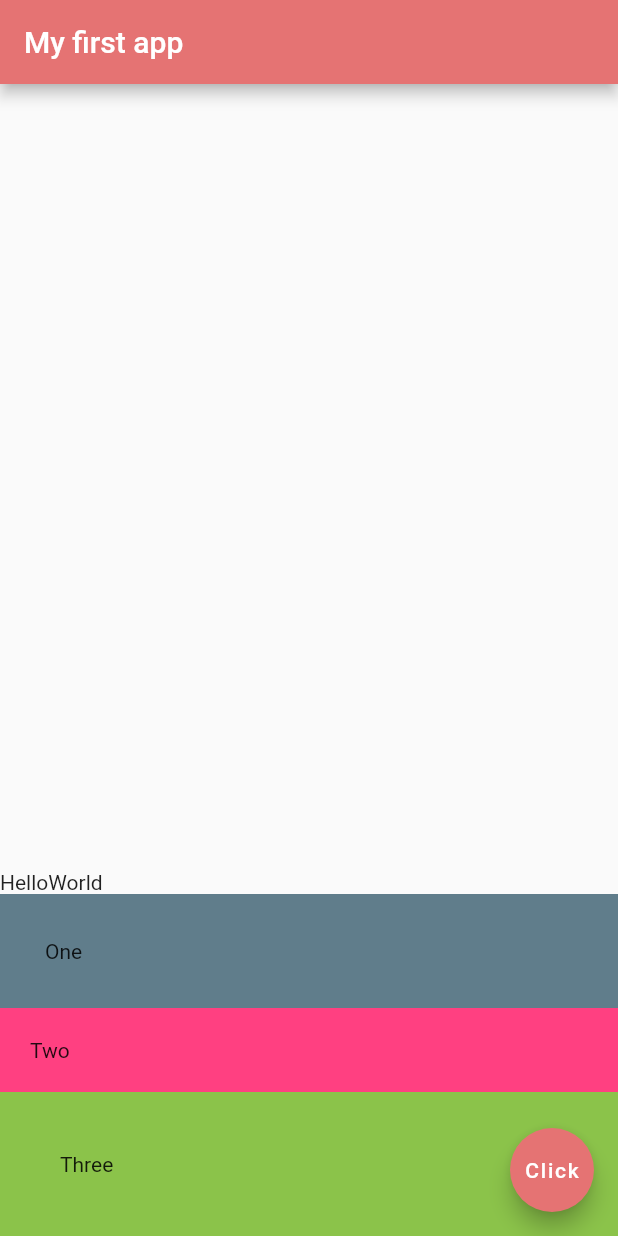
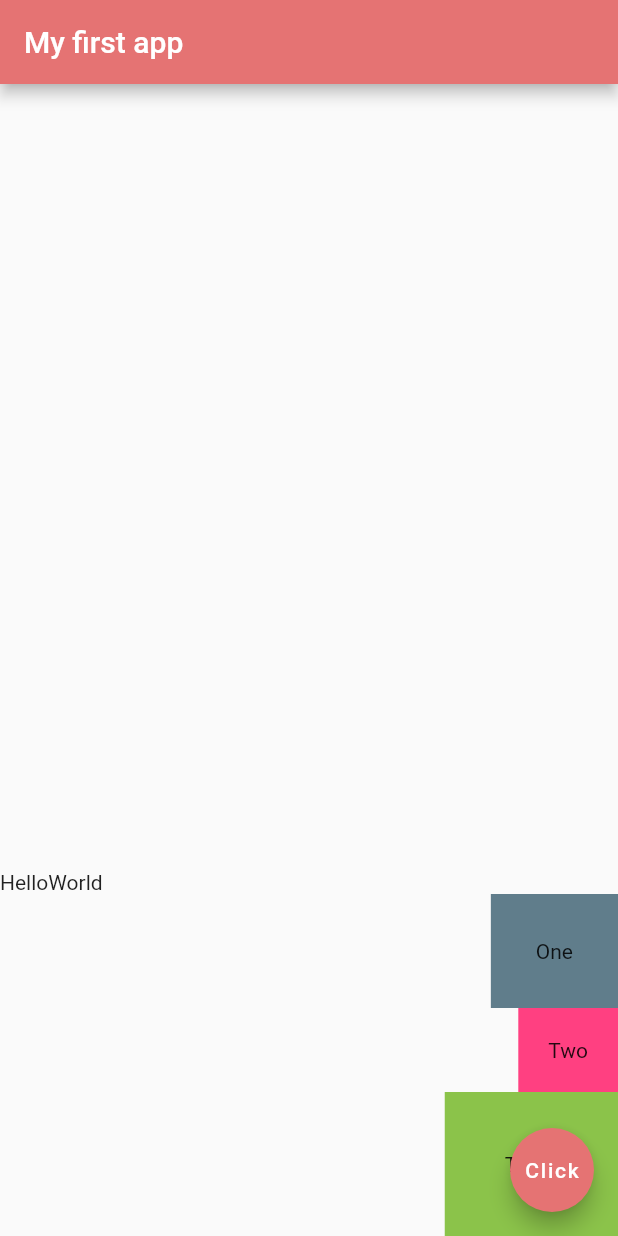
Before and after one commit to numoonchld/hello_world_flutter_app, a Flutter app: the screen it shows after launch, on a phone screen of 412 x 824 dp. Run offline on Flutter 3.47's test engine with Material 2 defaults, Android fonts, the phone set to English and light mode, and no system bars.

Commit message:
end of video 12

```diff
--- a/lib/main.dart
+++ b/lib/main.dart
@@ -15,7 +15,7 @@ class Home extends StatelessWidget {
       ),
       body: Column(
         mainAxisAlignment: MainAxisAlignment.end,
-        crossAxisAlignment: CrossAxisAlignment.stretch,
+        crossAxisAlignment: CrossAxisAlignment.end,
         children: <Widget>[
           Row(
             children: <Widget>[
```
